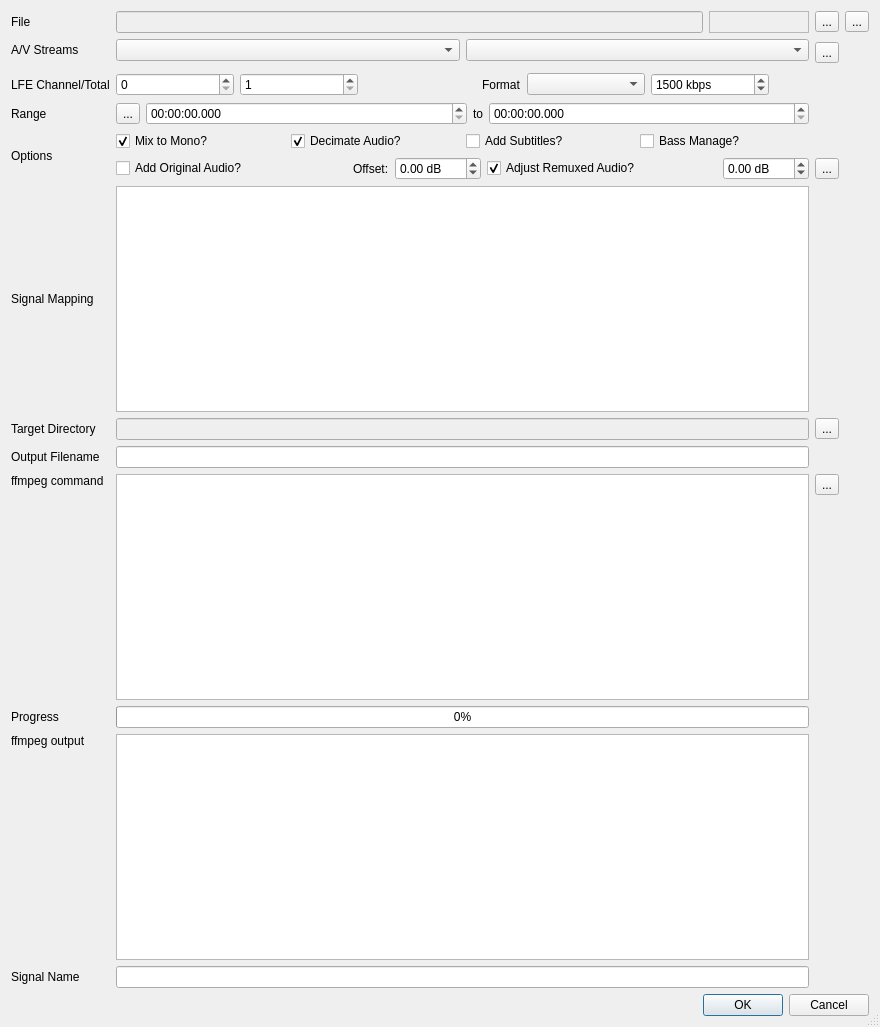
Above: src/main/python/ui/extract.ui from 3ll3d00d/beqdesigner before the change. Below: the same form after it.
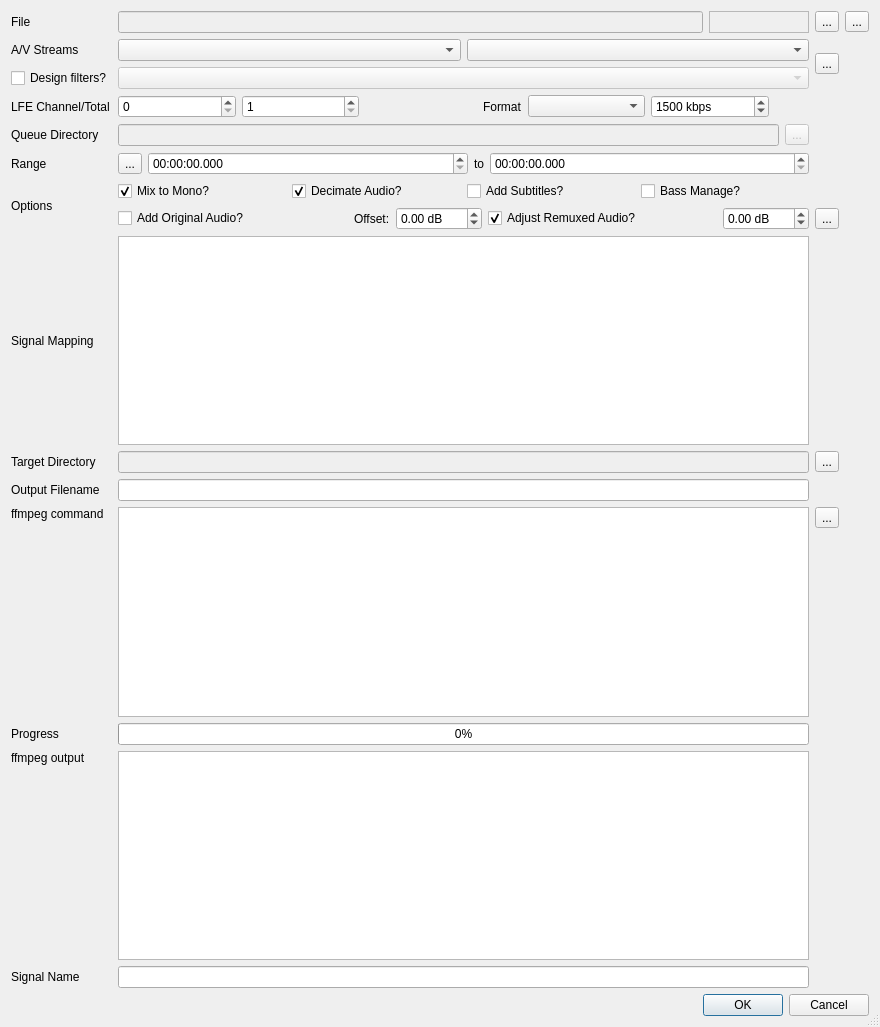
That is the form after the change. Custom widgets are drawn as their Qt base class.

Commit message:
Phase 5: fold Designers and Batch Design dialogs into Batch Extract & Design
Retires the standalone Designers settings dialog and Batch Design dialog
in favour of a single Batch Extract & Design dialog (Run + Review tabs)
and a Designers section on the Preferences dialog. The single-file
Extract Audio dialog gains the same optional "Design filters?" step so
extract-then-design works from either entry point, reusing the shared
DesignJob machinery.

Claude-Session: https://claude.ai/code/session_019uphuvNDLEwU75TBmP8em4

Patch:
```diff
--- a/src/main/python/ui/extract.ui
+++ b/src/main/python/ui/extract.ui
@@ -492,6 +492,51 @@
        </property>
       </widget>
      </item>
+     <item row="2" column="0">
+      <widget class="QCheckBox" name="designEnabled">
+       <property name="text">
+        <string>Design filters?</string>
+       </property>
+      </widget>
+     </item>
+     <item row="2" column="1">
+      <widget class="QComboBox" name="designerCombo">
+       <property name="enabled">
+        <bool>false</bool>
+       </property>
+      </widget>
+     </item>
+     <item row="4" column="0">
+      <widget class="QLabel" name="queueDirLabel">
+       <property name="text">
+        <string>Queue Directory</string>
+       </property>
+      </widget>
+     </item>
+     <item row="4" column="1">
+      <layout class="QHBoxLayout" name="queueDirLayout">
+       <item>
+        <widget class="QLineEdit" name="queueDirEdit">
+         <property name="enabled">
+          <bool>false</bool>
+         </property>
+         <property name="readOnly">
+          <bool>true</bool>
+         </property>
+        </widget>
+       </item>
+       <item>
+        <widget class="QToolButton" name="browseQueueDirButton">
+         <property name="enabled">
+          <bool>false</bool>
+         </property>
+         <property name="text">
+          <string>...</string>
+         </property>
+        </widget>
+       </item>
+      </layout>
+     </item>
     </layout>
    </item>
    <item>
```
The commit also changes 36 other files.
